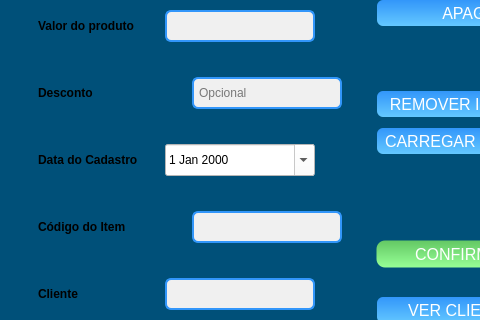
This is novamaine.ui in KevenLucas025/ProjetoERP as Qt 5 draws it before an edit; both pictures show x 175 to 655 and y 344 to 664 of the 1445 by 820 pixel window. The edited form follows.
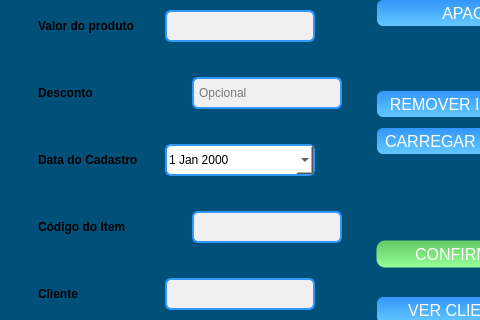
This is the edited form. The open tabs and pages were chosen to show the change. Icons and pictures are not drawn.

Commit message: Configurando relatório clientes fisicos janela

```diff
--- a/novamaine.ui
+++ b/novamaine.ui
@@ -3116,6 +3116,8 @@
                       <string notr="true">QDateEdit {
     color: black; /* Cor do texto */
     background-color: white; /* Cor de fundo */
+	 border: 2px solid rgb(50, 150,250); /* Borda azul */
+	border-radius: 6px; /* Cantos arredondados */
 }
 </string>
                      </property>
```
Left out of the diff: 2 changed lines with no effect on the pictures. The commit also changes 5 other files.
